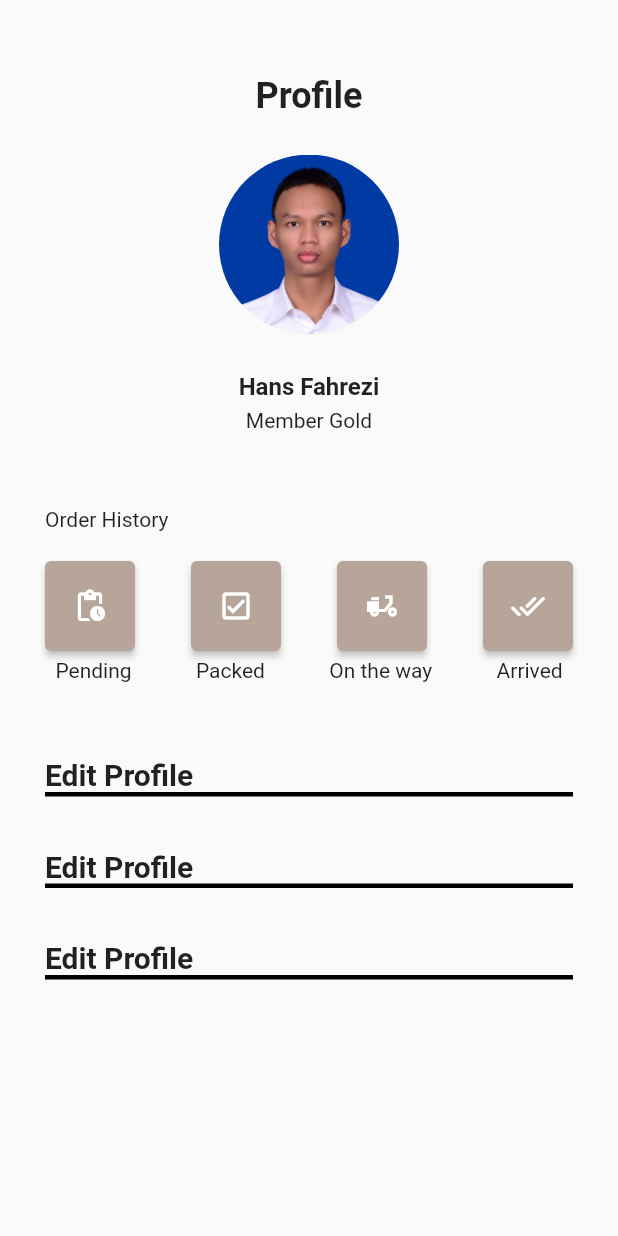
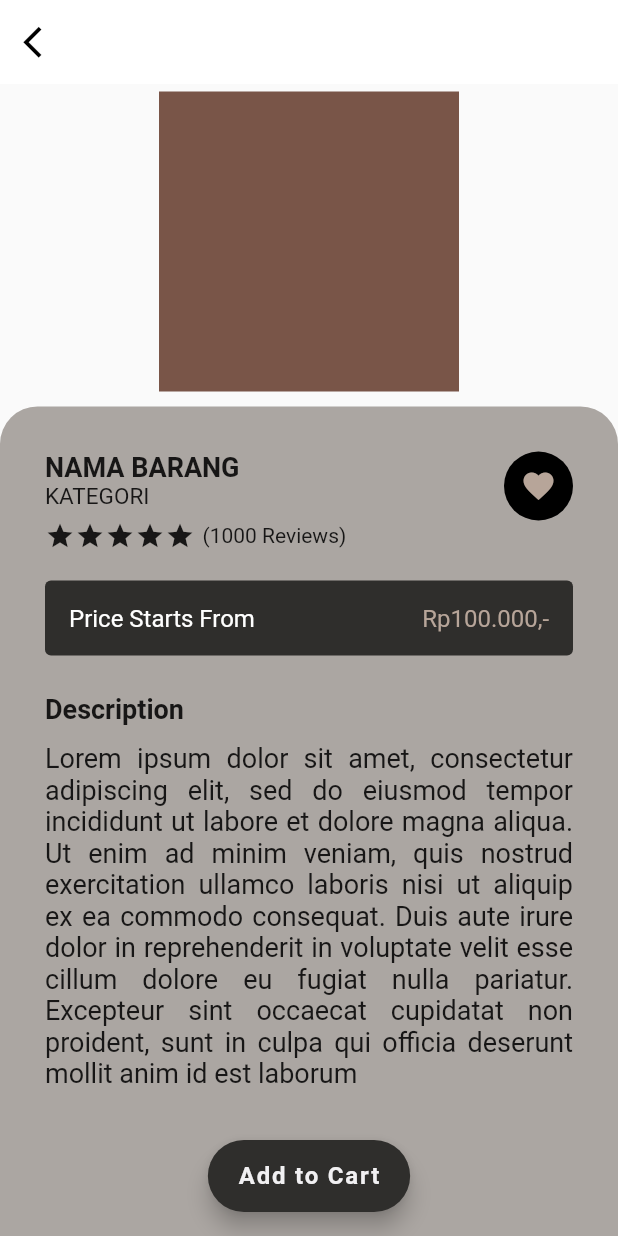
Before and after one commit to FachrulRivaldy/clothing-reference-app, a Flutter app: the screen it shows after launch, on a phone screen of 412 x 824 dp. Run offline on Flutter 3.47's test engine with Material 2 defaults, Android fonts, the phone set to English and light mode, and no system bars.

Commit message:
update
adding detail page & favorite page

```diff
--- /dev/null
+++ b/lib/detailpage.dart
@@ -0,0 +1,195 @@
+import 'package:flutter/material.dart';
+
+class DetailPage extends StatefulWidget {
+  const DetailPage({Key? key}) : super(key: key);
+
+  @override
+  _DetailPageState createState() => _DetailPageState();
+}
+
+class _DetailPageState extends State<DetailPage> {
+  @override
+  Widget build(BuildContext context) {
+    return Scaffold(
+      appBar: AppBar(
+        backgroundColor: Colors.white,
+        elevation: 0,
+        leading: GestureDetector(
+          onTap: () {
+            Navigator.pop(context);
+          },
+          child: Icon(
+            Icons.arrow_back_ios,
+            size: 25,
+            color: Colors.black,
+          ),
+        ),
+      ),
+      body: SingleChildScrollView(
+        child: Padding(
+          padding: EdgeInsets.only(top: 5),
+          child: Container(
+            width: MediaQuery.of(context).size.width,
+            height: MediaQuery.of(context).size.height,
+            child: Center(
+              child: Column(
+                children: [
+                  Container(
+                    width: 200,
+                    height: 200,
+                    decoration: const BoxDecoration(
+                      color: Colors.brown,
+                    ),
+                  ),
+                  SizedBox(height: 10),
+                  Expanded(
+                    child: Container(
+                      decoration: const BoxDecoration(
+                        color: Color(0xFFABA6A2),
+                        borderRadius: BorderRadius.only(
+                          topLeft: Radius.circular(25),
+                          topRight: Radius.circular(25),
+                        ),
+                      ),
+                      child: Padding(
+                        padding: const EdgeInsets.all(30),
+                        child: Column(
+                          mainAxisAlignment: MainAxisAlignment.start,
+                          crossAxisAlignment: CrossAxisAlignment.start,
+                          children: [
+                            Row(
+                              mainAxisAlignment: MainAxisAlignment.spaceBetween,
+                              crossAxisAlignment: CrossAxisAlignment.start,
+                              children: [
+                                Column(
+                                  mainAxisAlignment: MainAxisAlignment.start,
+                                  crossAxisAlignment: CrossAxisAlignment.start,
+                                  children: [
+                                    Text(
+                                      'NAMA BARANG',
+                                      style: TextStyle(
+                                        fontSize: 18,
+                                        fontWeight: FontWeight.w600,
+                                      ),
+                                    ),
+                                    Text(
+                                      'KATEGORI',
+                                      style: TextStyle(
+                                        fontSize: 15,
+                                        fontWeight: FontWeight.w400,
+                                      ),
+                                    ),
+                                  ],
+                                ),
+                                InkWell(
+                                  onTap: () {},
+                                  child: Container(
+                                    height: 46,
+                                    width: 46,
+                                    decoration: BoxDecoration(
+                                      shape: BoxShape.circle,
+                                      color: Colors.black,
+                                    ),
+                                    child: Icon(
+                                      Icons.favorite,
+                                      color: Color(0xFFB7A599),
+                                    ),
+                                  ),
+                                )
+                              ],
+                            ),
+                            Row(
+                              children: [
+                                Icon(Icons.star, size: 20),
+                                Icon(Icons.star, size: 20),
+                                Icon(Icons.star, size: 20),
+                                Icon(Icons.star, size: 20),
+                                Icon(Icons.star, size: 20),
+                                SizedBox(width: 5),
+                                Text(
+                                  '(1000 Reviews)',
+                                  style: TextStyle(
+                                    fontSize: 14,
+                                    fontWeight: FontWeight.w400,
+                                  ),
+                                ),
+                              ],
+                            ),
+                            SizedBox(height: 20),
+                            Container(
+                              height: 50,
+                              width: MediaQuery.of(context).size.width,
+                              decoration: BoxDecoration(
+                                color: Color(0xFF2F2E2C),
+                                borderRadius: BorderRadius.circular(4),
+                              ),
+                              child: Padding(
+                                padding: const EdgeInsets.all(16),
+                                child: Row(
+                                  mainAxisAlignment:
+                                      MainAxisAlignment.spaceBetween,
+                                  children: [
+                                    Text(
+                                      'Price Starts From',
+                                      style: TextStyle(
+                                        fontSize: 16,
+                                        fontWeight: FontWeight.w400,
+                                        color: Colors.white,
+                                      ),
+                                    ),
+                                    Text(
+                                      'Rp100.000,-',
+                                      style: TextStyle(
+                                        fontSize: 16,
+                                        fontWeight: FontWeight.w400,
+                                        color: Color(0xFFB7A599),
+                                      ),
+                                    ),
+                                  ],
+                                ),
+                              ),
+                            ),
+                            SizedBox(height: 25),
+                            Text(
+                              'Description',
+                              style: TextStyle(
+                                fontSize: 18,
+                                fontWeight: FontWeight.w600,
+                              ),
+                            ),
+                            SizedBox(height: 12),
+                            Text(
+                              'Lorem ipsum dolor sit amet, consectetur adipiscing elit, sed do eiusmod tempor incididunt ut labore et dolore magna aliqua. Ut enim ad minim veniam, quis nostrud exercitation ullamco laboris nisi ut aliquip ex ea commodo consequat. Duis aute irure dolor in reprehenderit in voluptate velit esse cillum dolore eu fugiat nulla pariatur. Excepteur sint occaecat cupidatat non proident, sunt in culpa qui officia deserunt mollit anim id est laborum',
+                              textAlign: TextAlign.justify,
+                              style: TextStyle(
+                                fontSize: 18,
+                                fontWeight: FontWeight.w400,
+                              ),
+                            ),
+                          ],
+                        ),
+                      ),
+                    ),
+                  )
+                ],
+              ),
+            ),
+          ),
+        ),
+      ),
+      floatingActionButton: FloatingActionButton.extended(
+        onPressed: () {},
+        label: const Text(
+          'Add to Cart',
+          style: TextStyle(
+            color: Color(0xFFF1F0F2),
+            fontSize: 16,
+            fontWeight: FontWeight.w600,
+          ),
+        ),
+        backgroundColor: Color(0xFF2F2E2C),
+      ),
+      floatingActionButtonLocation: FloatingActionButtonLocation.centerFloat,
+    );
+  }
+}
--- a/lib/main.dart
+++ b/lib/main.dart
@@ -1,3 +1,5 @@
+import 'package:clothing_reference_app/detailpage.dart';
+import 'package:clothing_reference_app/favoritepage.dart';
 import 'package:clothing_reference_app/profilepage.dart';
 import 'package:clothing_reference_app/searchpage.dart';
 import 'package:clothing_reference_app/mainMenu.dart';
@@ -17,7 +19,7 @@ class ClothRefApp extends StatelessWidget {
     return const MaterialApp(
       debugShowCheckedModeBanner: false,
       title: 'Clothing_Marketplace',
-      home: const ProfilePage(),
+      home: DetailPage(),
     );
   }
 }
--- a/lib/mainMenu.dart
+++ b/lib/mainMenu.dart
@@ -366,6 +366,7 @@ class MainMenu extends StatelessWidget {
                     ],
                   ),
                 ),
+                SizedBox(height: 15),
               ],
             ),
           ),
```
Also changed, not shown: lib/favoritepage.dart (added, +129 -0 lines).
